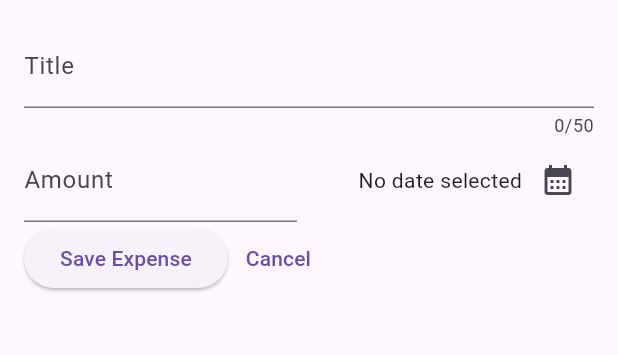
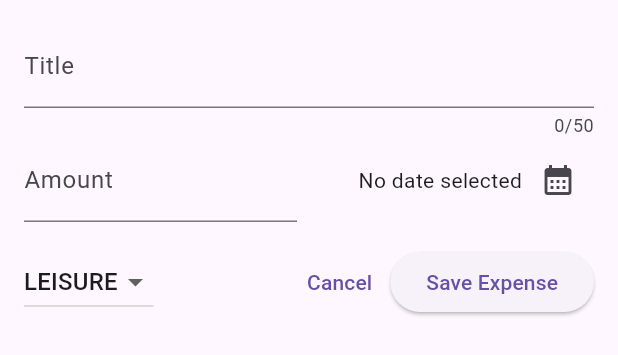
Before and after one commit to swapnilgt/flutter, a Flutter app: the NewExpense widget shown alone on an empty page, opened directly, on a phone screen of 412 x 824 dp. Shown: the top 355 px of the screen. Run offline on Flutter 3.47's test engine with Material 3 defaults, Android fonts, the phone set to English and light mode, and no system bars; our stand-ins replace google_fonts.

Commit message:
adding dropdown

```diff
--- a/expense_tracker/lib/ui/new_expense/new_expense.dart
+++ b/expense_tracker/lib/ui/new_expense/new_expense.dart
@@ -1,3 +1,4 @@
+import 'package:expense_tracker/domain/models/expense.dart';
 import 'package:flutter/material.dart';
 import 'package:intl/intl.dart';
 
@@ -16,6 +17,7 @@
   final _titleController = TextEditingController();
   final _amountController = TextEditingController();
   DateTime? _selectedDate;
+  Category _selectedCategory = Category.LEISURE;
 
   void _presentDatePicker() async {
     final now = DateTime.now();
@@ -84,8 +86,37 @@
               )
             ],
           ),
+          SizedBox(
+            height: 16,
+          ),
           Row(
             children: [
+              DropdownButton(
+                value: _selectedCategory,
+                items: Category.values
+                    .map(
+                      (category) => DropdownMenuItem(
+                        value: category,
+                        child: Text(
+                          category.name.toString(),
+                        ),
+                      ),
+                    )
+                    .toList(),
+                onChanged: (value) {
+                  if (value == null) return;
+                  setState(() {
+                    _selectedCategory = value;
+                  });
+                },
+              ),
+              const Spacer(),
+              TextButton(
+                onPressed: () {
+                  Navigator.pop(context);
+                },
+                child: Text('Cancel'),
+              ),
               ElevatedButton(
                 onPressed: () {
                   print(_titleController.text);
@@ -93,12 +124,6 @@
                 },
                 child: Text('Save Expense'),
               ),
-              TextButton(
-                onPressed: () {
-                  Navigator.pop(context);
-                },
-                child: Text('Cancel'),
-              )
             ],
           )
         ],
```
